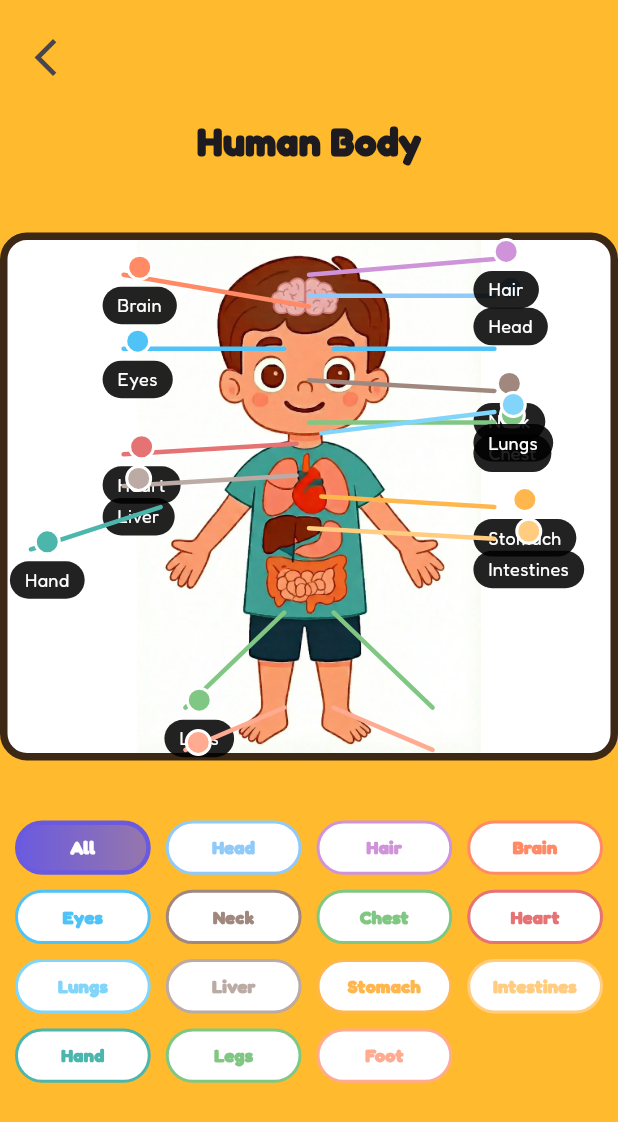
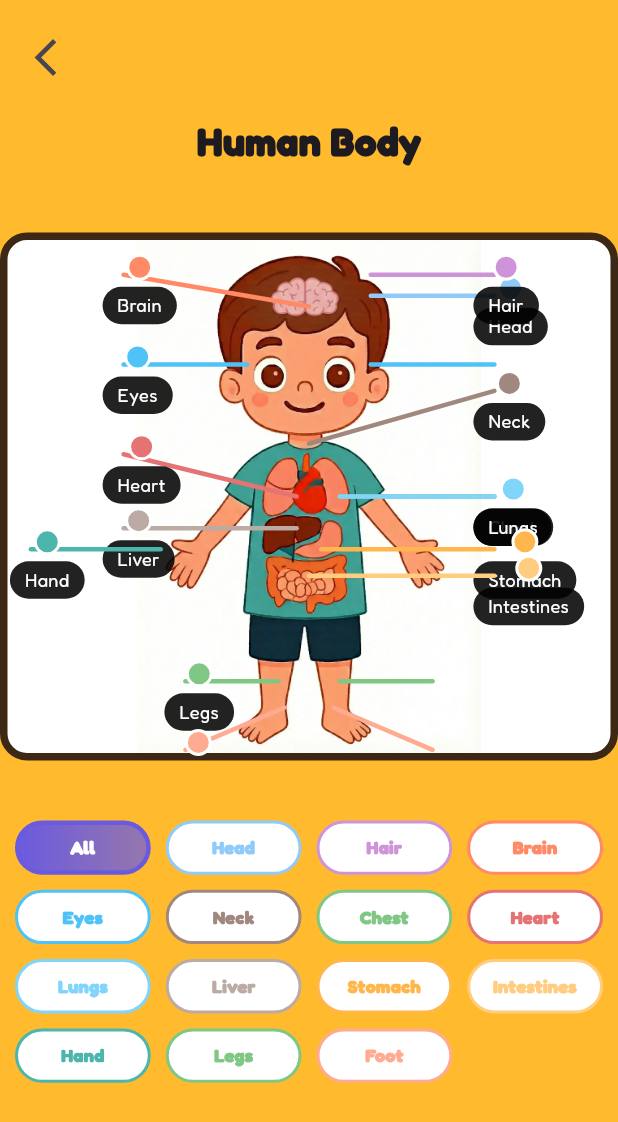
Before and after one commit to argadenil/zinzy, a Flutter app: the HumanBodyScreen screen opened directly, on a phone screen of 412 x 824 dp. Shown: the top 1122 px of the screen. Run offline on Flutter 3.47's test engine with Material 3 defaults, Android fonts, the phone set to English and light mode, and no system bars; our stand-ins replace audioplayers, camera, confetti, flutter_tts, google_fonts, lottie and 2 more; missing offline and left inert: flutter_3d_controller, hand_landmarker.

Commit message:
changes added

```diff
--- a/lib/screens/science/subscreens/human_body.dart
+++ b/lib/screens/science/subscreens/human_body.dart
@@ -66,128 +66,132 @@ class _HumanBodyScreenState extends State<HumanBodyScreen> {
   /// --------------------------------------------------
   /// BODY PART DATA
   /// --------------------------------------------------
-  final Map<BodyPart, BodyPartData> parts = {
+  Offset p(double xPercent, double yPercent) {
+    return Offset(xPercent / 100, yPercent / 100);
+  }
+
+  Map<BodyPart, BodyPartData> get parts => {
     BodyPart.all: BodyPartData(
       label: "All",
       description: "Learn all body parts",
       from: [],
       to: [],
-      color: Color(0xFF6A5AE0),
+      color: const Color(0xFF6A5AE0),
     ),
 
     BodyPart.head: BodyPartData(
       label: "Head",
       description: "Top part of our body.",
-      from: [Offset(0.50, 0.12)],
-      to: [Offset(0.80, 0.12)],
-      color: Color(0xFF90CAF9),
+      from: [p(60, 12)],
+      to: [p(80, 12)],
+      color: const Color(0xFF90CAF9),
     ),
 
     BodyPart.hair: BodyPartData(
       label: "Hair",
       description: "Hair grows on head.",
-      from: [Offset(0.50, 0.08)],
-      to: [Offset(0.80, 0.05)],
-      color: Color(0xFFCE93D8),
+      from: [p(60, 8)],
+      to: [p(80, 8)],
+      color: const Color(0xFFCE93D8),
     ),
 
     BodyPart.brain: BodyPartData(
       label: "Brain",
       description: "Helps us think.",
-      from: [Offset(0.50, 0.14)],
-      to: [Offset(0.20, 0.08)],
-      color: Color(0xFFFF8A65),
+      from: [p(50, 14)],
+      to: [p(20, 8)],
+      color: const Color(0xFFFF8A65),
     ),
 
     BodyPart.eyes: BodyPartData(
       label: "Eyes",
       description: "Help us see.",
-      from: [Offset(0.46, 0.22), Offset(0.54, 0.22)],
-      to: [Offset(0.20, 0.22), Offset(0.80, 0.22)],
+      from: [p(40, 25), p(60, 25)],
+      to: [p(20, 25), p(80, 25)],
       isPair: true,
-      color: Color(0xFF4FC3F7),
+      color: const Color(0xFF4FC3F7),
     ),
 
     BodyPart.neck: BodyPartData(
       label: "Neck",
       description: "Connects head to body.",
-      from: [Offset(0.50, 0.28)],
-      to: [Offset(0.80, 0.30)],
-      color: Color(0xFFA1887F),
+      from: [p(50, 40)],
+      to: [p(80, 30)],
+      color: const Color(0xFFA1887F),
     ),
 
     BodyPart.chest: BodyPartData(
       label: "Chest",
       description: "Protects heart & lungs.",
-      from: [Offset(0.50, 0.36)],
-      to: [Offset(0.80, 0.36)],
-      color: Color(0xFF81C784),
+      from: [p(55, 50)],
+      to: [p(80, 50)],
+      color: const Color(0xFF81C784),
     ),
 
     BodyPart.heart: BodyPartData(
       label: "Heart",
       description: "Pumps blood.",
-      from: [Offset(0.48, 0.40)],
-      to: [Offset(0.20, 0.42)],
-      color: Color(0xFFE57373),
+      from: [p(48, 50)],
+      to: [p(20, 42)],
+      color: const Color(0xFFE57373),
     ),
 
     BodyPart.lungs: BodyPartData(
       label: "Lungs",
       description: "Help us breathe.",
-      from: [Offset(0.52, 0.38)],
-      to: [Offset(0.80, 0.34)],
-      color: Color(0xFF81D4FA),
+      from: [p(55, 50)],
+      to: [p(80, 50)],
+      color: const Color(0xFF81D4FA),
     ),
 
     BodyPart.liver: BodyPartData(
       label: "Liver",
       description: "Cleans our blood.",
-      from: [Offset(0.48, 0.46)],
-      to: [Offset(0.20, 0.48)],
-      color: Color(0xFFBCAAA4),
+      from: [p(48, 56)],
+      to: [p(20, 56)],
+      color: const Color(0xFFBCAAA4),
     ),
 
     BodyPart.stomach: BodyPartData(
       label: "Stomach",
       description: "Digests food.",
-      from: [Offset(0.52, 0.50)],
-      to: [Offset(0.80, 0.52)],
-      color: Color(0xFFFFB74D),
+      from: [p(52, 60)],
+      to: [p(80, 60)],
+      color: const Color(0xFFFFB74D),
     ),
 
     BodyPart.intestines: BodyPartData(
       label: "Intestines",
       description: "Absorb nutrients.",
-      from: [Offset(0.50, 0.56)],
-      to: [Offset(0.80, 0.58)],
-      color: Color(0xFFFFCC80),
+      from: [p(50, 65)],
+      to: [p(80, 65)],
+      color: const Color(0xFFFFCC80),
     ),
 
     BodyPart.hand: BodyPartData(
       label: "Hand",
       description: "Helps us hold.",
-      from: [Offset(0.26, 0.52)],
-      to: [Offset(0.05, 0.60)],
-      color: Color(0xFF4DB6AC),
+      from: [p(26, 60)],
+      to: [p(5, 60)],
+      color: const Color(0xFF4DB6AC),
     ),
 
     BodyPart.legs: BodyPartData(
       label: "Legs",
       description: "Help us walk.",
-      from: [Offset(0.46, 0.72), Offset(0.54, 0.72)],
-      to: [Offset(0.30, 0.90), Offset(0.70, 0.90)],
+      from: [p(45, 85), p(55, 85)],
+      to: [p(30, 85), p(70, 85)],
       isPair: true,
-      color: Color(0xFF81C784),
+      color: const Color(0xFF81C784),
     ),
 
     BodyPart.foot: BodyPartData(
       label: "Foot",
       description: "Supports body.",
-      from: [Offset(0.46, 0.90), Offset(0.54, 0.90)],
-      to: [Offset(0.30, 0.98), Offset(0.70, 0.98)],
+      from: [p(46, 90), p(54, 90)],
+      to: [p(30, 98), p(70, 98)],
       isPair: true,
-      color: Color(0xFFFFAB91),
+      color: const Color(0xFFFFAB91),
     ),
   };
 
```
